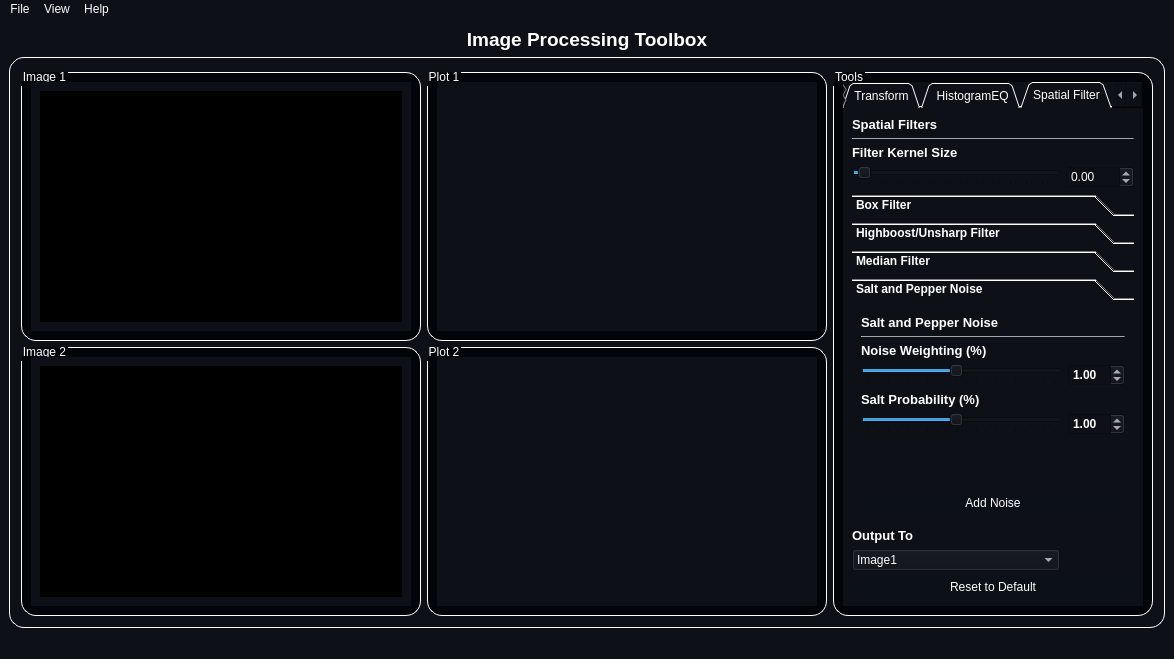
mo-gaafar/image-processing-toolbox, file resources/MainWindow.ui: the form before one commit.
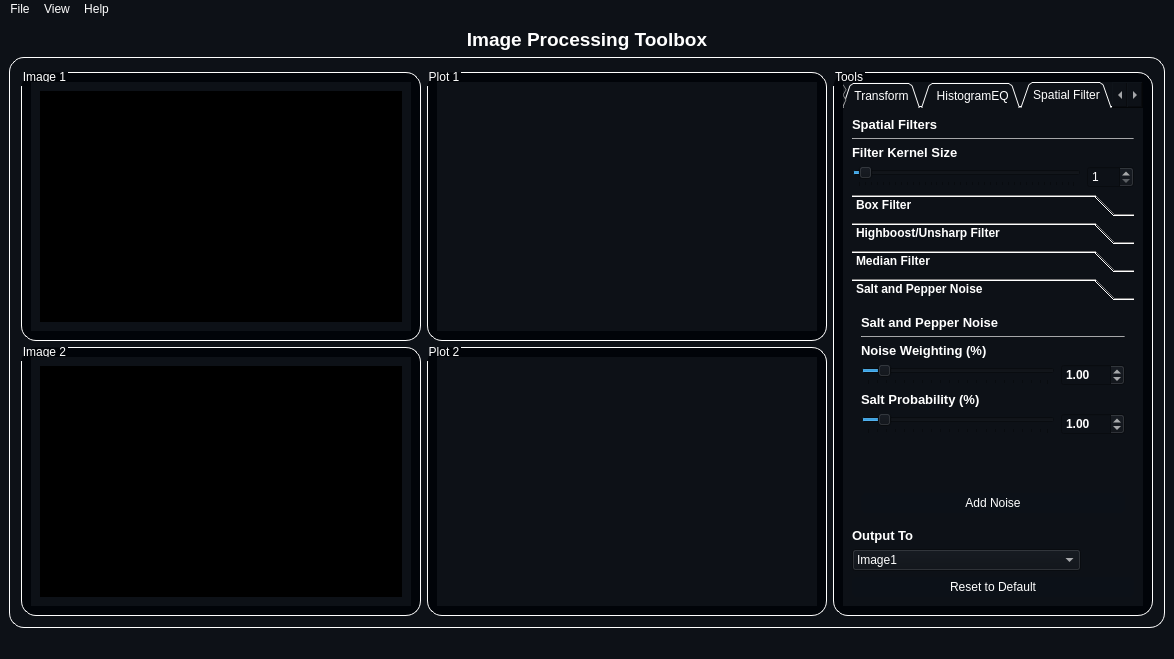
The form after the commit. The open tabs and pages were chosen to show the change. Icons and pictures are not drawn.

```diff
--- a/resources/MainWindow.ui
+++ b/resources/MainWindow.ui
@@ -1468,17 +1468,20 @@
               </item>
               <item row="3" column="1">
                <widget class="QDoubleSpinBox" name="sp_kernel_spinbox">
+                <property name="decimals">
+                 <number>0</number>
+                </property>
                 <property name="minimum">
-                 <double>-360.000000000000000</double>
+                 <double>1.000000000000000</double>
                 </property>
                 <property name="maximum">
-                 <double>360.000000000000000</double>
+                 <double>101.000000000000000</double>
                 </property>
                 <property name="singleStep">
                  <double>0.100000000000000</double>
                 </property>
                 <property name="value">
-                 <double>0.000000000000000</double>
+                 <double>1.000000000000000</double>
                 </property>
                </widget>
               </item>
@@ -1946,7 +1949,10 @@
                      <number>1</number>
                     </property>
                     <property name="maximum">
-                     <number>20</number>
+                     <number>100</number>
+                    </property>
+                    <property name="singleStep">
+                     <number>1</number>
                     </property>
                     <property name="sliderPosition">
                      <number>10</number>
@@ -1961,7 +1967,7 @@
                      <enum>QSlider::TicksBelow</enum>
                     </property>
                     <property name="tickInterval">
-                     <number>1</number>
+                     <number>5</number>
                     </property>
                    </widget>
                   </item>
@@ -1971,7 +1977,7 @@
                      <double>0.010000000000000</double>
                     </property>
                     <property name="maximum">
-                     <double>16.000000000000000</double>
+                     <double>100.000000000000000</double>
                     </property>
                     <property name="singleStep">
                      <double>0.100000000000000</double>
@@ -1994,7 +2000,7 @@
                      <number>1</number>
                     </property>
                     <property name="maximum">
-                     <number>20</number>
+                     <number>100</number>
                     </property>
                     <property name="sliderPosition">
                      <number>10</number>
@@ -2009,7 +2015,7 @@
                      <enum>QSlider::TicksBelow</enum>
                     </property>
                     <property name="tickInterval">
-                     <number>1</number>
+                     <number>5</number>
                     </property>
                    </widget>
                   </item>
@@ -2019,7 +2025,7 @@
                      <double>0.010000000000000</double>
                     </property>
                     <property name="maximum">
-                     <double>16.000000000000000</double>
+                     <double>100.000000000000000</double>
                     </property>
                     <property name="singleStep">
                      <double>0.100000000000000</double>
```
Left out of the diff: 19 changed lines with no effect on the pictures.
